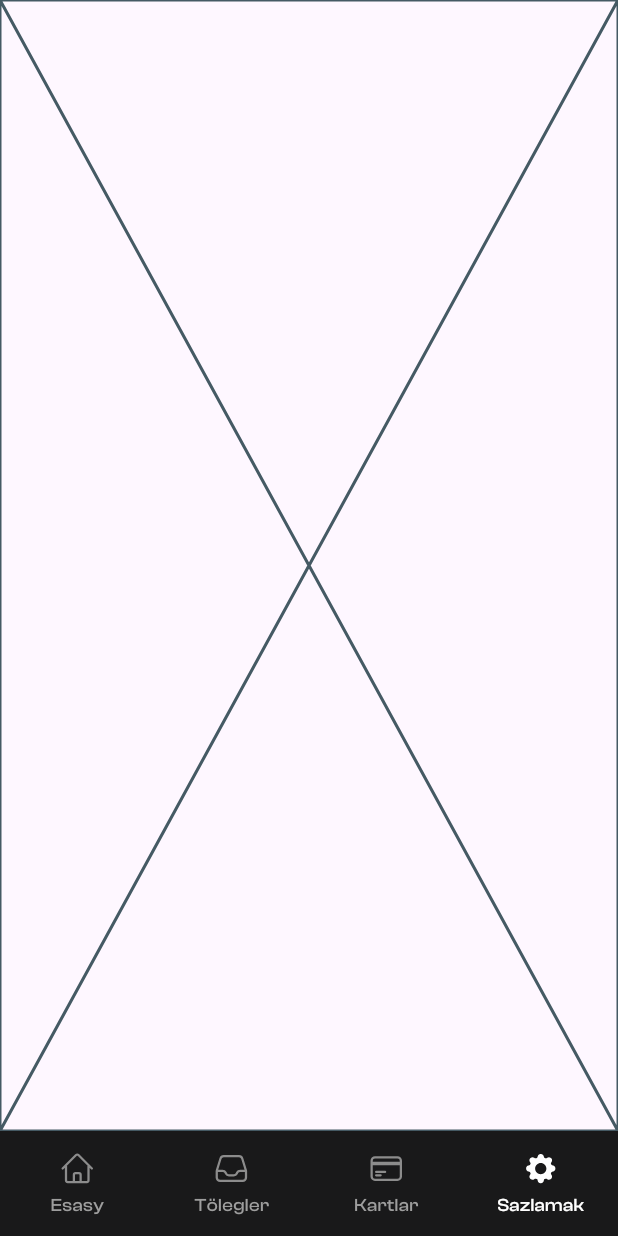
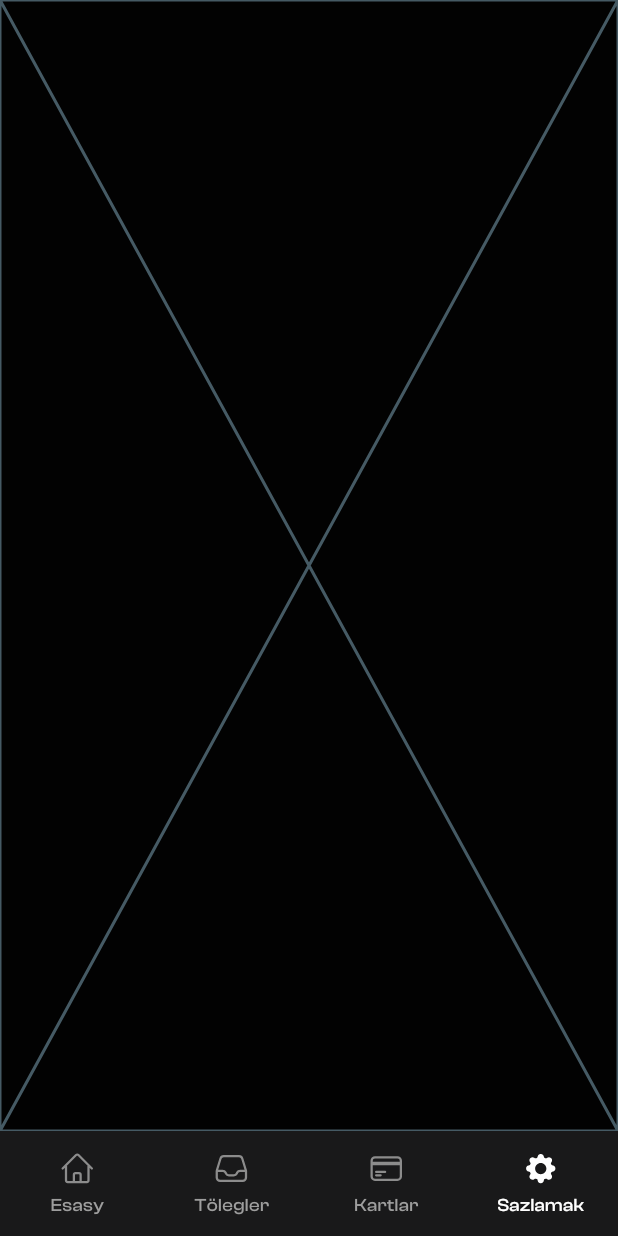
Before and after one commit to Maksat0306/Payment, a Flutter app: the screen it shows after launch, item 4 of the bottom bar chosen, on a phone screen of 412 x 824 dp. Run offline on Flutter 3.47's test engine with Material 3 defaults, Android fonts, the phone set to English and light mode, and no system bars; our stand-ins replace contacts_service, flutter_riverpod, flutter_svg, permission_handler; statements that could not run were skipped.

Commit message:
add themas

```diff
--- a/lib/main.dart
+++ b/lib/main.dart
@@ -1,6 +1,8 @@
 import "package:flutter/material.dart";
 import "package:flutter_riverpod/flutter_riverpod.dart";
 import "package:toleg/screens/home_screen.dart";
+import "package:toleg/utils/text_styles.dart";
+import 'constants/colors.dart'; // AppColors sabitleri için
 
 void main() {
   runApp(
@@ -10,15 +12,26 @@
   );
 }
 
-
 class MyApp extends StatelessWidget {
   const MyApp({super.key});
 
   @override
   Widget build(BuildContext context) {
-    return const MaterialApp(
+    return MaterialApp(
       debugShowCheckedModeBanner: false,
-      home: HomeScreen(),
+      theme: ThemeData(
+        scaffoldBackgroundColor: AppColors.darkBackgraund, // Genel arka plan rengi
+        appBarTheme: AppBarTheme(
+          toolbarHeight: 70,
+          backgroundColor: AppColors.darkCard,
+          titleTextStyle: AppTextStyles.appBarStyle,
+          actionsIconTheme: IconThemeData(
+            color: Colors.white,
+            size: 26,
+          ),
+        ),
+      ),
+      home: const HomeScreen(),
     );
   }
 }
```
